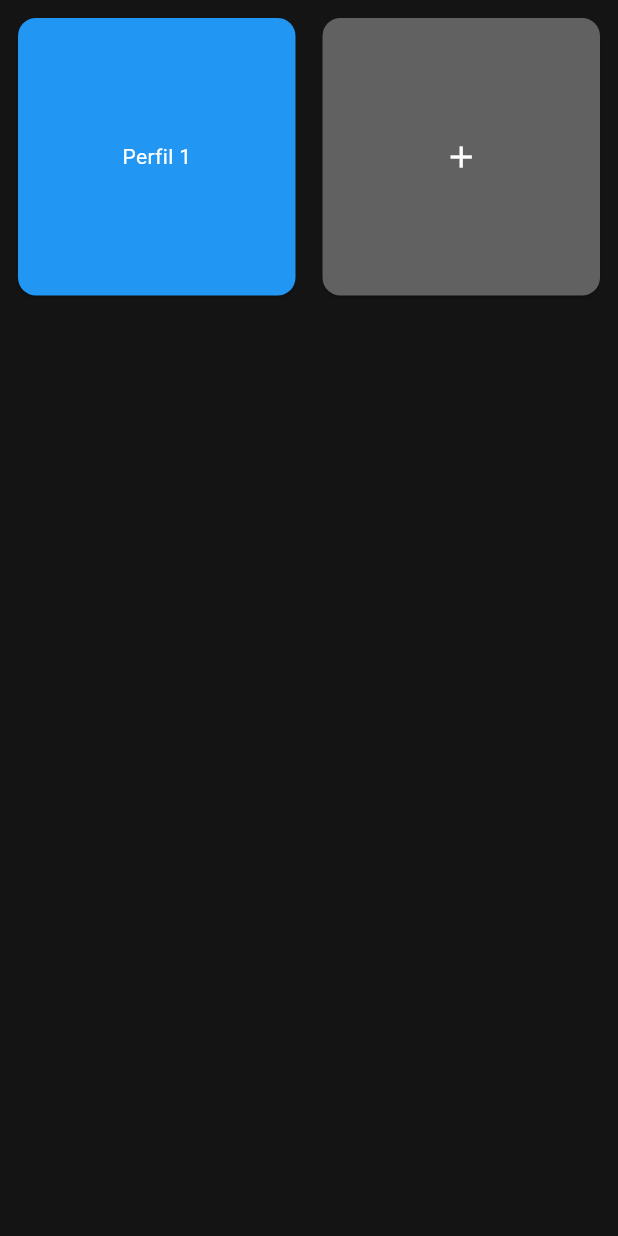
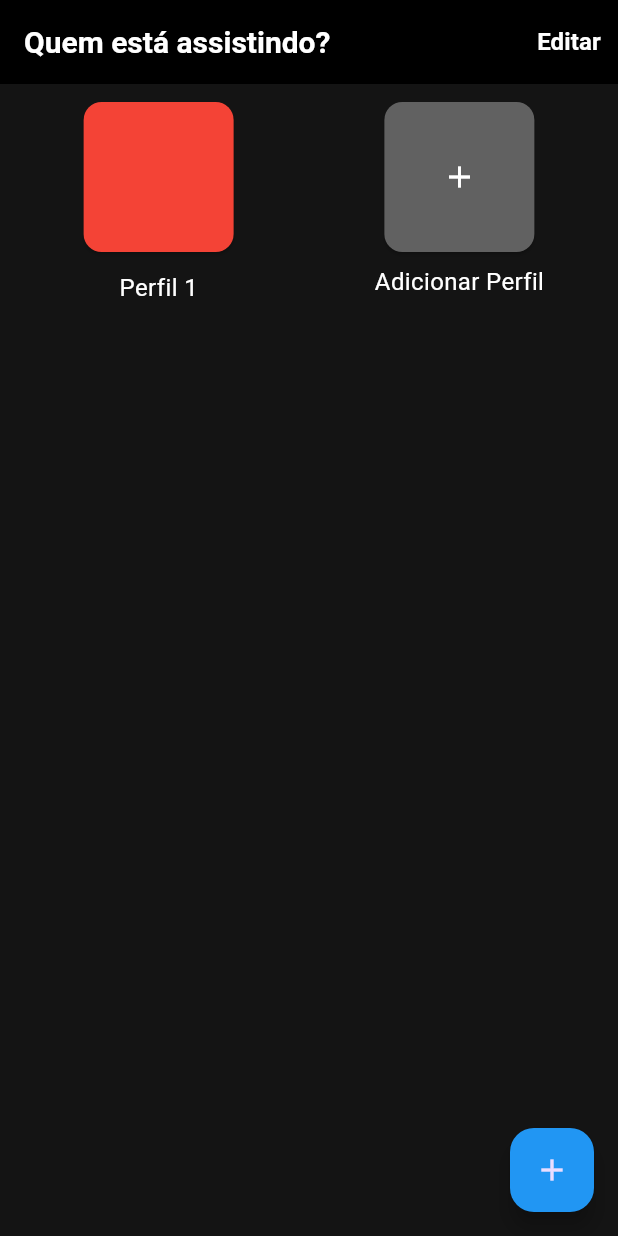
Before and after one commit to tassid/app_streaming, a Flutter app: the WhosWatchingPage screen opened by its route, on a phone screen of 412 x 824 dp. Run offline on Flutter 3.47's test engine with Material 3 defaults, Android fonts, the phone set to English and light mode, and no system bars; our stand-ins replace flutter_svg.

Commit message:
fix: profiles in who's watching

```diff
--- a/lib/views/whos_watching_page.dart
+++ b/lib/views/whos_watching_page.dart
@@ -2,22 +2,64 @@
 import 'dart:math';
 
 class WhosWatchingPage extends StatefulWidget {
+  const WhosWatchingPage({super.key});
+
   @override
+  // ignore: library_private_types_in_public_api
   _WhosWatchingPageState createState() => _WhosWatchingPageState();
 }
 
 class _WhosWatchingPageState extends State<WhosWatchingPage> {
-  // Modifique a lista de profiles para armazenar mapas com nome e cor
   List<Map<String, dynamic>> profiles = [
-    {'name': 'Perfil 1', 'color': Colors.blue},
-    // Adicione mais perfis aqui se necessário
+    {'name': 'Perfil 1', 'color': Colors.red},
   ];
 
+  double _calculateLuminance(Color color) {
+    final r = color.red / 255;
+    final g = color.green / 255;
+    final b = color.blue / 255;
+
+    final rLuminance =
+        (r <= 0.03928) ? r / 12.92 : pow((r + 0.055) / 1.055, 2.4);
+    final gLuminance =
+        (g <= 0.03928) ? g / 12.92 : pow((g + 0.055) / 1.055, 2.4);
+    final bLuminance =
+        (b <= 0.03928) ? b / 12.92 : pow((b + 0.055) / 1.055, 2.4);
+
+    return 0.2126 * rLuminance + 0.7152 * gLuminance + 0.0722 * bLuminance;
+  }
+
+  double _calculateContrast(Color color1, Color color2) {
+    final luminance1 = _calculateLuminance(color1);
+    final luminance2 = _calculateLuminance(color2);
+
+    final light = max(luminance1, luminance2);
+    final dark = min(luminance1, luminance2);
+
+    return (light + 0.05) / (dark + 0.05);
+  }
+
+  bool _isColorContrastingWithWhite(Color color) {
+    return _calculateContrast(color, Colors.white) >= 4.5;
+  }
+
   void _addProfile() {
+    if (profiles.length >= 5) {
+      return;
+    }
+
     final Random random = Random();
-    // Gera uma cor aleatória
-    Color randomColor =
-        Colors.primaries[random.nextInt(Colors.primaries.length)];
+    Color randomColor = Colors.blue;
+    bool isColorUnique = false;
+
+    while (!isColorUnique) {
+      randomColor = Colors.primaries[random.nextInt(Colors.primaries.length)];
+
+      isColorUnique =
+          !profiles.any((profile) => profile['color'] == randomColor) &&
+              _isColorContrastingWithWhite(randomColor);
+    }
+
     setState(() {
       profiles.add({
         'name': 'Perfil ${profiles.length + 1}',
@@ -29,47 +71,98 @@
   @override
   Widget build(BuildContext context) {
     return Scaffold(
-      // Restante do código Scaffold...
+      appBar: AppBar(
+        backgroundColor: Colors.black,
+        title: const Text('Quem está assistindo?'),
+        foregroundColor: Colors.white,
+        automaticallyImplyLeading: false,
+        actions: [
+          TextButton(
+            onPressed: () {
+              Navigator.of(context).pushReplacementNamed('/home');
+            },
+            child: const Text(
+              "Editar",
+              style: TextStyle(color: Colors.white),
+            ),
+          ),
+        ],
+      ),
       body: Padding(
         padding: const EdgeInsets.all(8.0),
         child: GridView.builder(
           gridDelegate: const SliverGridDelegateWithFixedCrossAxisCount(
             crossAxisCount: 2,
-            crossAxisSpacing: 10,
-            mainAxisSpacing: 10,
+            childAspectRatio: 4 / 3,
+            crossAxisSpacing: 5,
+            mainAxisSpacing: 1,
           ),
-          itemCount: profiles.length + 1, // Adiciona espaço para o botão "+"
+          itemCount:
+              profiles.length < 5 ? profiles.length + 1 : profiles.length,
           itemBuilder: (context, index) {
             if (index < profiles.length) {
               return GestureDetector(
                 onTap: () {
-                  Navigator.of(context)
-                      .pushNamed('/home', arguments: profiles[index]['name']);
+                  Navigator.of(context).pushReplacementNamed(
+                    '/home',
+                    arguments: profiles[index]['name'],
+                  );
                 },
-                child: Card(
-                  color: profiles[index]
-                      ['color'], // Aplica a cor do perfil ao Card
-                  child: Center(
-                    child: Text(
-                      profiles[index]['name'], // Usa o nome do perfil
-                      style: const TextStyle(color: Colors.white),
+                child: Column(
+                  children: [
+                    Card(
+                      color: profiles[index]['color'],
+                      child: const SizedBox(
+                        width: 100,
+                        height: 100,
+                      ),
                     ),
-                  ),
+                    const SizedBox(height: 8),
+                    Text(
+                      profiles[index]['name'],
+                      style: const TextStyle(
+                        color: Colors.white,
+                        fontSize: 16,
+                      ),
+                    ),
+                  ],
                 ),
               );
             } else {
-              // Botão "+" para adicionar novos perfis
               return GestureDetector(
                 onTap: _addProfile,
-                child: Card(
-                  color: Colors.grey[700],
-                  child: const Icon(Icons.add, color: Colors.white),
+                child: Column(
+                  children: [
+                    Card(
+                      color: Colors.grey[700],
+                      child: const SizedBox(
+                        width: 100,
+                        height: 100,
+                        child: Icon(Icons.add, color: Colors.white),
+                      ),
+                    ),
+                    const SizedBox(
+                      height: 4,
+                    ),
+                    const Text(
+                      'Adicionar Perfil',
+                      style: TextStyle(
+                        color: Colors.white,
+                        fontSize: 16,
+                      ),
+                    ),
+                  ],
                 ),
               );
             }
           },
         ),
       ),
+      floatingActionButton: FloatingActionButton(
+        onPressed: _addProfile,
+        backgroundColor: Colors.blue,
+        child: const Icon(Icons.add),
+      ),
     );
   }
 }
```
Also changed, not shown: pubspec.yaml (line endings or trailing spaces).
